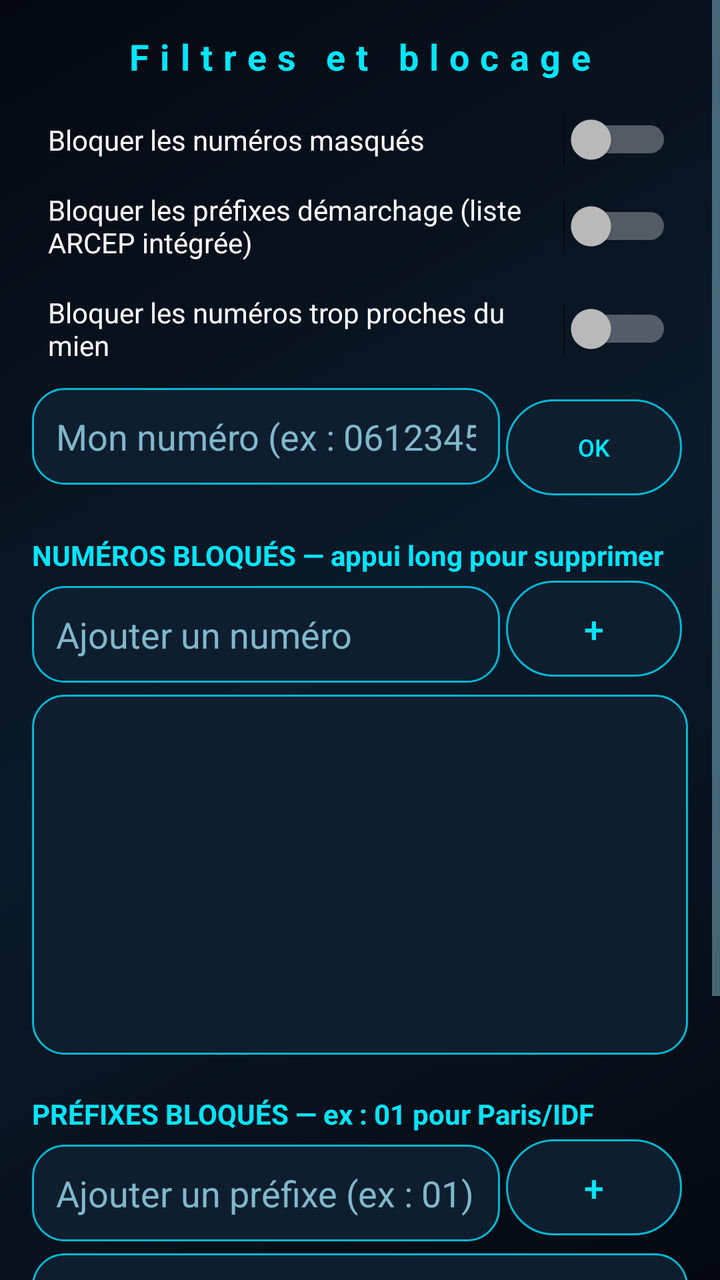
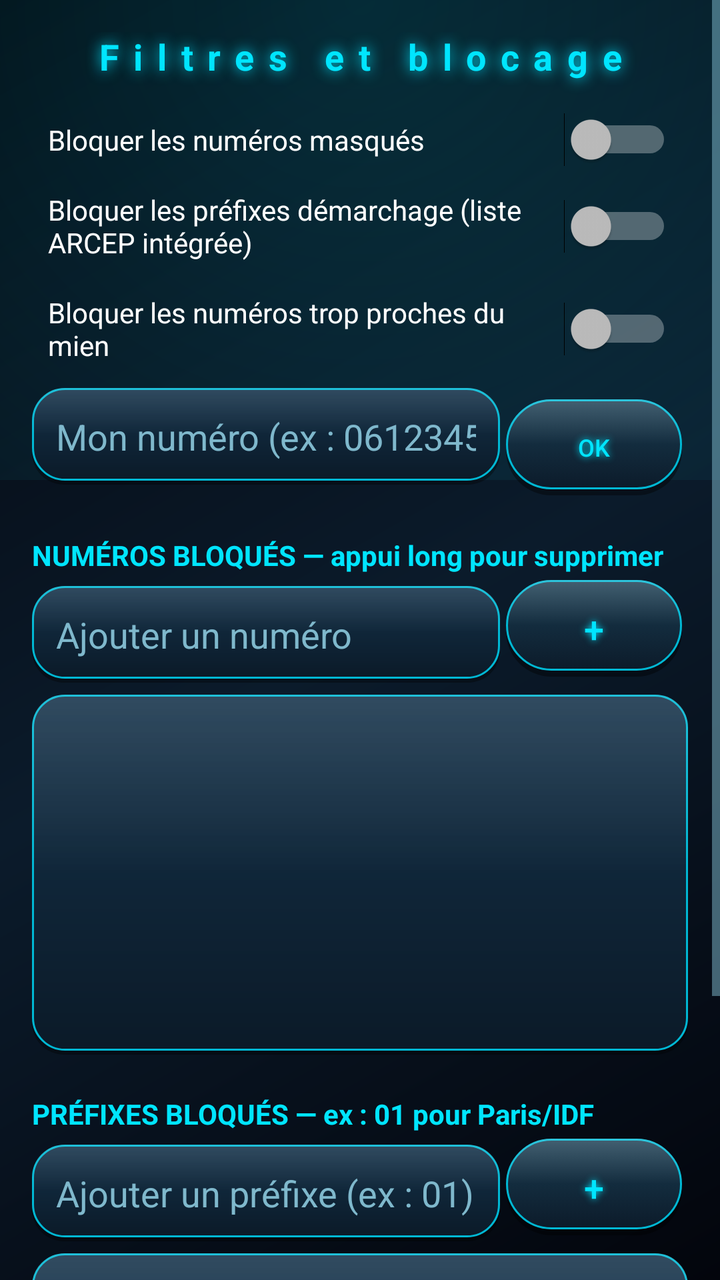

An Android layout rendered at two revisions. The XML below is the earlier revision; the diff shows what the commit changed to produce the second picture.
<!-- AndroidManifest.xml: application theme AppTheme -->
<!-- res/layout/activity_filters.xml -->
<?xml version="1.0" encoding="utf-8"?>
<ScrollView xmlns:android="http://schemas.android.com/apk/res/android"
    android:layout_width="match_parent"
    android:layout_height="match_parent">

    <LinearLayout
        android:layout_width="match_parent"
        android:layout_height="wrap_content"
        android:orientation="vertical"
        android:padding="16dp">

        <TextView
            android:layout_width="match_parent"
            android:layout_height="wrap_content"
            android:gravity="center"
            android:text="@string/filters_title"
            android:textColor="@color/neon"
            android:textSize="18sp"
            android:letterSpacing="0.3"
            android:textStyle="bold"
            android:paddingBottom="12dp" />

        <Switch android:id="@+id/swHidden"
            android:layout_width="match_parent" android:layout_height="wrap_content"
            android:padding="8dp" android:text="@string/block_hidden" />

        <Switch android:id="@+id/swPredefined"
            android:layout_width="match_parent" android:layout_height="wrap_content"
            android:padding="8dp" android:text="@string/use_predefined" />

        <Switch android:id="@+id/swNeighbors"
            android:layout_width="match_parent" android:layout_height="wrap_content"
            android:padding="8dp" android:text="@string/block_neighbors" />

        <LinearLayout
            android:layout_width="match_parent" android:layout_height="wrap_content"
            android:orientation="horizontal" android:layout_marginTop="4dp">

            <EditText android:id="@+id/editMyNumber"
                android:layout_width="0dp" android:layout_height="wrap_content"
                android:layout_weight="1" android:inputType="phone"
                android:background="@drawable/panel_round" android:padding="12dp"
                android:hint="@string/my_number_hint" />

            <Button android:id="@+id/btnSaveMy" style="@style/ActionBtn"
                android:layout_width="wrap_content" android:paddingStart="18dp"
                android:paddingEnd="18dp" android:text="@string/save" />
        </LinearLayout>

        <TextView
            android:layout_width="match_parent" android:layout_height="wrap_content"
            android:layout_marginTop="20dp" android:textStyle="bold"
            android:textColor="@color/neon" android:text="@string/blocked_numbers" />

        <LinearLayout
            android:layout_width="match_parent" android:layout_height="wrap_content"
            android:orientation="horizontal">

            <EditText android:id="@+id/editAddNumber"
                android:layout_width="0dp" android:layout_height="wrap_content"
                android:layout_weight="1" android:inputType="phone"
                android:background="@drawable/panel_round" android:padding="12dp"
                android:layout_marginTop="6dp"
                android:hint="@string/add_number_hint" />

            <Button android:id="@+id/btnAddNumber" style="@style/ActionBtn"
                android:layout_width="wrap_content" android:paddingStart="20dp"
                android:paddingEnd="20dp" android:textSize="18sp" android:text="@string/add" />
        </LinearLayout>

        <ListView android:id="@+id/listNumbers"
            android:layout_width="match_parent" android:layout_height="180dp"
            android:background="@drawable/panel_round" android:layout_marginTop="6dp"
            android:divider="@color/neon_dim" android:dividerHeight="0.5dp" />

        <TextView
            android:layout_width="match_parent" android:layout_height="wrap_content"
            android:layout_marginTop="20dp" android:textStyle="bold"
            android:textColor="@color/neon" android:text="@string/blocked_prefixes" />

        <LinearLayout
            android:layout_width="match_parent" android:layout_height="wrap_content"
            android:orientation="horizontal">

            <EditText android:id="@+id/editAddPrefix"
                android:layout_width="0dp" android:layout_height="wrap_content"
                android:layout_weight="1" android:inputType="phone"
                android:background="@drawable/panel_round" android:padding="12dp"
                android:layout_marginTop="6dp"
                android:hint="@string/add_prefix_hint" />

            <Button android:id="@+id/btnAddPrefix" style="@style/ActionBtn"
                android:layout_width="wrap_content" android:paddingStart="20dp"
                android:paddingEnd="20dp" android:textSize="18sp" android:text="@string/add" />
        </LinearLayout>

        <ListView android:id="@+id/listPrefixes"
            android:layout_width="match_parent" android:layout_height="180dp"
            android:background="@drawable/panel_round" android:layout_marginTop="6dp"
            android:divider="@color/neon_dim" android:dividerHeight="0.5dp" />
    </LinearLayout>
</ScrollView>
<!-- resources referenced by this layout -->
<resources>
  <!-- drawable panel_round (drawable) -->
  <shape xmlns:android="http://schemas.android.com/apk/res/android">
      <solid android:color="@color/panel" />
      <corners android:radius="16dp" />
      <stroke android:width="1dp" android:color="@color/neon_dim" />
  </shape>
  <style name="ActionBtn">
          <item name="android:layout_height">wrap_content</item>
          <item name="android:textColor">@color/neon</item>
          <item name="android:textSize">12sp</item>
          <item name="android:background">@drawable/btn_action</item>
          <item name="android:stateListAnimator">@null</item>
          <item name="android:layout_margin">3dp</item>
          <item name="android:paddingTop">10dp</item>
          <item name="android:paddingBottom">10dp</item>
      </style>
  <color name="panel">#0F1E2E</color>
  <!-- drawable btn_action (drawable) -->
  <selector xmlns:android="http://schemas.android.com/apk/res/android">
      <item android:state_pressed="true">
          <shape>
              <solid android:color="@color/neon_dim" />
              <corners android:radius="24dp" />
              <stroke android:width="1dp" android:color="@color/neon" />
          </shape>
      </item>
      <item>
          <shape>
              <solid android:color="@color/panel" />
              <corners android:radius="24dp" />
              <stroke android:width="1dp" android:color="@color/neon_dim" />
          </shape>
      </item>
  </selector>
  <!-- drawable bg_gradient (drawable) -->
  <shape xmlns:android="http://schemas.android.com/apk/res/android">
      <gradient
          android:startColor="@color/bg_deep"
          android:centerColor="@color/bg_mid"
          android:endColor="@color/bg_deep"
          android:angle="135" />
  </shape>
  <color name="bg_mid">#0B1B2B</color>
  <!-- unchanged entries left out for length: 17 -->
</resources>

<!-- the commit's change to res/layout/activity_filters.xml (unified diff, before → after) -->
@@ -10,14 +10,12 @@
         android:padding="16dp">
 
         <TextView
+            style="@style/NeonTitle"
             android:layout_width="match_parent"
             android:layout_height="wrap_content"
             android:gravity="center"
             android:text="@string/filters_title"
-            android:textColor="@color/neon"
             android:textSize="18sp"
-            android:letterSpacing="0.3"
-            android:textStyle="bold"
             android:paddingBottom="12dp" />
 
         <Switch android:id="@+id/swHidden"
<!-- resource entries referenced after the edit -->
@@ -1,48 +1,123 @@
 <!-- resources referenced by this layout -->
 <resources>
   <!-- drawable panel_round (drawable) -->
-  <shape xmlns:android="http://schemas.android.com/apk/res/android">
-      <solid android:color="@color/panel" />
-      <corners android:radius="16dp" />
-      <stroke android:width="1dp" android:color="@color/neon_dim" />
-  </shape>
+  <?xml version="1.0" encoding="utf-8"?>
+  <layer-list xmlns:android="http://schemas.android.com/apk/res/android">
+      <item android:top="2dp">
+          <shape>
+              <solid android:color="#59000000" />
+              <corners android:radius="16dp" />
+          </shape>
+      </item>
+      <item android:bottom="2dp">
+          <shape>
+              <gradient android:angle="90"
+                  android:startColor="#0B1A28" android:endColor="#14324A" />
+              <corners android:radius="16dp" />
+              <stroke android:width="1dp" android:color="@color/neon_dim" />
+          </shape>
+      </item>
+      <item android:bottom="2dp">
+          <shape>
+              <gradient android:angle="270"
+                  android:startColor="#1FFFFFFF" android:centerColor="#00FFFFFF"
+                  android:endColor="#00FFFFFF" />
+              <corners android:radius="16dp" />
+          </shape>
+      </item>
+  </layer-list>
   <style name="ActionBtn">
           <item name="android:layout_height">wrap_content</item>
           <item name="android:textColor">@color/neon</item>
           <item name="android:textSize">12sp</item>
           <item name="android:background">@drawable/btn_action</item>
-          <item name="android:stateListAnimator">@null</item>
+          <item name="android:stateListAnimator">@animator/press</item>
           <item name="android:layout_margin">3dp</item>
-          <item name="android:paddingTop">10dp</item>
-          <item name="android:paddingBottom">10dp</item>
+          <item name="android:paddingTop">12dp</item>
+          <item name="android:paddingBottom">12dp</item>
+          <item name="android:shadowColor">@color/neon</item>
+          <item name="android:shadowRadius">8</item>
+          <item name="android:shadowDx">0</item>
+          <item name="android:shadowDy">0</item>
       </style>
-  <color name="panel">#0F1E2E</color>
+  <style name="NeonTitle">
+          <item name="android:textColor">@color/neon</item>
+          <item name="android:textStyle">bold</item>
+          <item name="android:letterSpacing">0.4</item>
+          <item name="android:shadowColor">@color/neon</item>
+          <item name="android:shadowRadius">18</item>
+          <item name="android:shadowDx">0</item>
+          <item name="android:shadowDy">0</item>
+      </style>
   <!-- drawable btn_action (drawable) -->
+  <?xml version="1.0" encoding="utf-8"?>
   <selector xmlns:android="http://schemas.android.com/apk/res/android">
       <item android:state_pressed="true">
-          <shape>
-              <solid android:color="@color/neon_dim" />
-              <corners android:radius="24dp" />
-              <stroke android:width="1dp" android:color="@color/neon" />
-          </shape>
+          <layer-list>
+              <item>
+                  <shape>
+                      <gradient android:angle="270"
+                          android:startColor="#0A1420" android:endColor="#1E4A63" />
+                      <corners android:radius="24dp" />
+                      <stroke android:width="1.5dp" android:color="@color/neon" />
+                  </shape>
+              </item>
+          </layer-list>
       </item>
       <item>
-          <shape>
-              <solid android:color="@color/panel" />
-              <corners android:radius="24dp" />
-              <stroke android:width="1dp" android:color="@color/neon_dim" />
-          </shape>
+          <layer-list>
+              
+              <item android:top="3dp">
+                  <shape>
+                      <solid android:color="#66000000" />
+                      <corners android:radius="24dp" />
+                  </shape>
+              </item>
+              
+              <item android:bottom="3dp">
+                  <shape>
+                      <gradient android:angle="90"
+                          android:startColor="#0C1B2A" android:endColor="#1A3D52" />
+                      <corners android:radius="24dp" />
+                      <stroke android:width="1dp" android:color="@color/neon_dim" />
+                  </shape>
+              </item>
+              
+              <item android:bottom="3dp">
+                  <shape>
+                      <gradient android:angle="270"
+                          android:startColor="#2EFFFFFF" android:centerColor="#00FFFFFF"
+                          android:endColor="#00FFFFFF" />
+                      <corners android:radius="24dp" />
+                  </shape>
+              </item>
+          </layer-list>
       </item>
   </selector>
   <!-- drawable bg_gradient (drawable) -->
-  <shape xmlns:android="http://schemas.android.com/apk/res/android">
-      <gradient
-          android:startColor="@color/bg_deep"
-          android:centerColor="@color/bg_mid"
-          android:endColor="@color/bg_deep"
-          android:angle="135" />
-  </shape>
-  <color name="bg_mid">#0B1B2B</color>
+  <?xml version="1.0" encoding="utf-8"?>
+  <layer-list xmlns:android="http://schemas.android.com/apk/res/android">
+      <item>
+          <shape>
+              <gradient
+                  android:startColor="#03050C"
+                  android:centerColor="#0B1B2B"
+                  android:endColor="#03050C"
+                  android:angle="135" />
+          </shape>
+      </item>
+      
+      <item android:bottom="400dp">
+          <shape>
+              <gradient
+                  android:type="radial"
+                  android:gradientRadius="420dp"
+                  android:centerX="0.5" android:centerY="0"
+                  android:startColor="#2600E5FF"
+                  android:endColor="#0000E5FF" />
+          </shape>
+      </item>
+  </layer-list>
   <!-- unchanged entries left out for length: 17 -->
 </resources>
 
